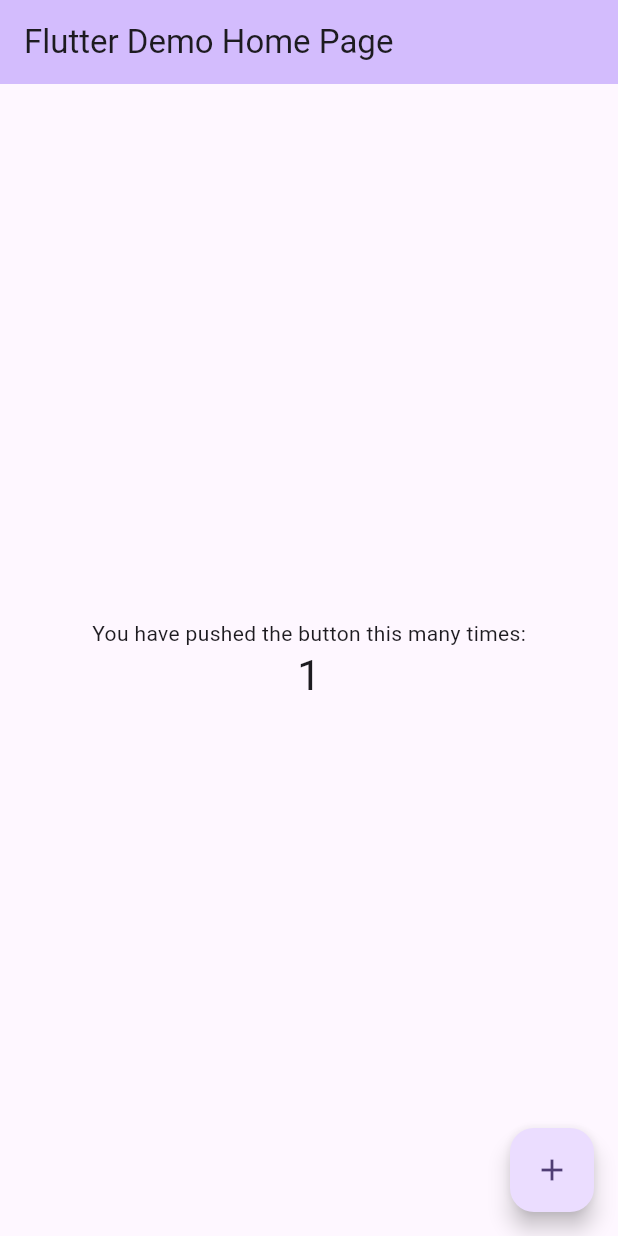
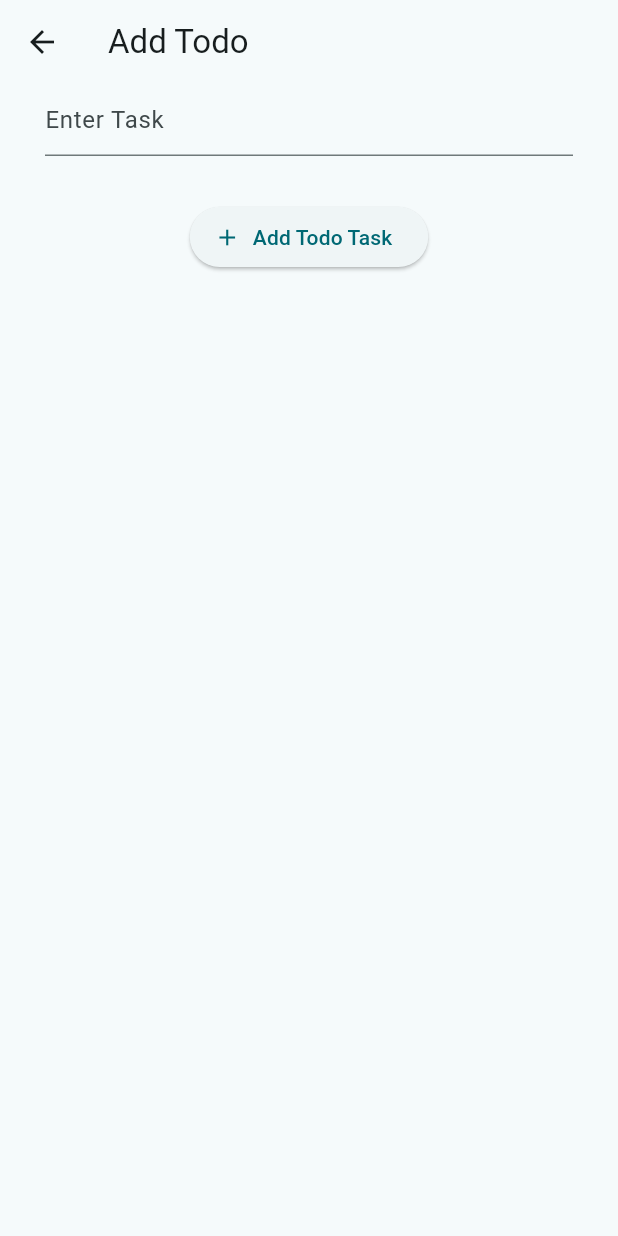
Before and after one commit to Ampaw24/BlocTodoProject, a Flutter app: the screen it shows after launch, after a tap on the "add" icon, on a phone screen of 412 x 824 dp. Run offline on Flutter 3.47's test engine with Material 3 defaults, Android fonts, the light colour scheme and no system bars; our stand-ins replace bloc, flutter_bloc.

Commit message:
project halfway done

```diff
--- /dev/null
+++ b/lib/addtodo.dart
@@ -0,0 +1,39 @@
+import 'package:bloctodoapp/cubit/todo_cubit_cubit.dart';
+import 'package:flutter/material.dart';
+import 'package:flutter_bloc/flutter_bloc.dart';
+
+class AddTodoList extends StatefulWidget {
+  const AddTodoList({super.key});
+
+  @override
+  State<AddTodoList> createState() => _AddTodoListState();
+}
+final taskController = TextEditingController();
+class _AddTodoListState extends State<AddTodoList> {
+  @override
+  Widget build(BuildContext context) {
+    return Scaffold(
+      appBar: AppBar(title: const Text("Add Todo"),),
+
+      body: Container(
+        child: Column(
+          children: [
+            Container(
+              padding: const EdgeInsets.symmetric(horizontal: 30),
+              child: TextFormField(
+                controller: taskController,
+                decoration: const InputDecoration(
+                  hintText: "Enter Task"
+                ),
+              ),
+            ),
+            const SizedBox(height: 30,),
+            ElevatedButton.icon(onPressed: (){
+              BlocProvider.of<TodoCubitCubit>(context).addTodo(taskController.text.trim());
+            }, icon: Icon(Icons.add), label: Text("Add Todo Task"))
+          ],
+        ),
+      ),
+    );
+  }
+}
--- /dev/null
+++ b/lib/bloc/todo_bloc_bloc.dart
@@ -0,0 +1,16 @@
+import 'package:bloc/bloc.dart';
+import 'package:bloctodoapp/module/todomodule.dart';
+import 'package:meta/meta.dart';
+
+part 'todo_bloc_event.dart';
+part 'todo_bloc_state.dart';
+
+class TodoBlocBloc extends Bloc<TodoBlocEvent, List<TodoTask>> {
+  TodoBlocBloc() : super([]) {
+
+    on<addTaskEvent>((event, emit) {
+
+
+    });
+  }
+}
--- /dev/null
+++ b/lib/bloc/todo_bloc_event.dart
@@ -0,0 +1,12 @@
+// ignore_for_file: public_member_api_docs, sort_constructors_first
+part of 'todo_bloc_bloc.dart';
+
+@immutable
+sealed class TodoBlocEvent {}
+class addTaskEvent extends TodoBlocEvent {
+  final String title;
+  addTaskEvent({
+    required this.title,
+  });
+
+}
--- /dev/null
+++ b/lib/bloc/todo_bloc_state.dart
@@ -0,0 +1,6 @@
+part of 'todo_bloc_bloc.dart';
+
+@immutable
+sealed class TodoBlocState {}
+
+final class TodoBlocInitial extends TodoBlocState {}
--- /dev/null
+++ b/lib/cubit/todo_cubit_cubit.dart
@@ -0,0 +1,14 @@
+import 'package:bloc/bloc.dart';
+import 'package:bloctodoapp/module/todomodule.dart';
+
+
+
+
+class TodoCubitCubit extends Cubit<List<TodoTask>> {
+  TodoCubitCubit() : super([]);
+  void addTodo(String title){
+    final todo = TodoTask(title, DateTime.now());
+    state.add(todo);
+    emit([...state]);
+  }
+}
--- a/lib/main.dart
+++ b/lib/main.dart
@@ -1,4 +1,8 @@
+import 'package:bloctodoapp/addtodo.dart';
+import 'package:bloctodoapp/cubit/todo_cubit_cubit.dart';
+import 'package:bloctodoapp/todolist.dart';
 import 'package:flutter/material.dart';
+import 'package:flutter_bloc/flutter_bloc.dart';
 
 void main() {
   runApp(const MyApp());
@@ -10,116 +14,19 @@
   // This widget is the root of your application.
   @override
   Widget build(BuildContext context) {
-    return MaterialApp(
-      title: 'Flutter Demo',
-      theme: ThemeData(
-        // This is the theme of your application.
-        //
-        // TRY THIS: Try running your application with "flutter run". You'll see
-        // the application has a purple toolbar. Then, without quitting the app,
-        // try changing the seedColor in the colorScheme below to Colors.green
-        // and then invoke "hot reload" (save your changes or press the "hot
-        // reload" button in a Flutter-supported IDE, or press "r" if you used
-        // the command line to start the app).
-        //
-        // Notice that the counter didn't reset back to zero; the application
-        // state is not lost during the reload. To reset the state, use hot
-        // restart instead.
-        //
-        // This works for code too, not just values: Most code changes can be
-        // tested with just a hot reload.
-        colorScheme: ColorScheme.fromSeed(seedColor: Colors.deepPurple),
-        useMaterial3: true,
+    return BlocProvider(
+      create: (context) => TodoCubitCubit(),
+      child: MaterialApp(
+        debugShowCheckedModeBanner: false,
+        theme: ThemeData(
+          colorScheme: ColorScheme.fromSeed(seedColor: Colors.white),
+          useMaterial3: true,
+        ),
+        routes: {
+          '/': (_) => const Todolist(),
+          '/add_todo': (_) => const AddTodoList()
+        },
       ),
-      home: const MyHomePage(title: 'Flutter Demo Home Page'),
     );
   }
 }
-
-class MyHomePage extends StatefulWidget {
-  const MyHomePage({super.key, required this.title});
-
-  // This widget is the home page of your application. It is stateful, meaning
-  // that it has a State object (defined below) that contains fields that affect
-  // how it looks.
-
-  // This class is the configuration for the state. It holds the values (in this
-  // case the title) provided by the parent (in this case the App widget) and
-  // used by the build method of the State. Fields in a Widget subclass are
-  // always marked "final".
-
-  final String title;
-
-  @override
-  State<MyHomePage> createState() => _MyHomePageState();
-}
-
-class _MyHomePageState extends State<MyHomePage> {
-  int _counter = 0;
-
-  void _incrementCounter() {
-    setState(() {
-      // This call to setState tells the Flutter framework that something has
-      // changed in this State, which causes it to rerun the build method below
-      // so that the display can reflect the updated values. If we changed
-      // _counter without calling setState(), then the build method would not be
-      // called again, and so nothing would appear to happen.
-      _counter++;
-    });
-  }
-
-  @override
-  Widget build(BuildContext context) {
-    // This method is rerun every time setState is called, for instance as done
-    // by the _incrementCounter method above.
-    //
-    // The Flutter framework has been optimized to make rerunning build methods
-    // fast, so that you can just rebuild anything that needs updating rather
-    // than having to individually change instances of widgets.
-    return Scaffold(
-      appBar: AppBar(
-        // TRY THIS: Try changing the color here to a specific color (to
-        // Colors.amber, perhaps?) and trigger a hot reload to see the AppBar
-        // change color while the other colors stay the same.
-        backgroundColor: Theme.of(context).colorScheme.inversePrimary,
-        // Here we take the value from the MyHomePage object that was created by
-        // the App.build method, and use it to set our appbar title.
-        title: Text(widget.title),
-      ),
-      body: Center(
-        // Center is a layout widget. It takes a single child and positions it
-        // in the middle of the parent.
-        child: Column(
-          // Column is also a layout widget. It takes a list of children and
-          // arranges them vertically. By default, it sizes itself to fit its
-          // children horizontally, and tries to be as tall as its parent.
-          //
-          // Column has various properties to control how it sizes itself and
-          // how it positions its children. Here we use mainAxisAlignment to
-          // center the children vertically; the main axis here is the vertical
-          // axis because Columns are vertical (the cross axis would be
-          // horizontal).
-          //
-          // TRY THIS: Invoke "debug painting" (choose the "Toggle Debug Paint"
-          // action in the IDE, or press "p" in the console), to see the
-          // wireframe for each widget.
-          mainAxisAlignment: MainAxisAlignment.center,
-          children: <Widget>[
-            const Text(
-              'You have pushed the button this many times:',
-            ),
-            Text(
-              '$_counter',
-              style: Theme.of(context).textTheme.headlineMedium,
-            ),
-          ],
-        ),
-      ),
-      floatingActionButton: FloatingActionButton(
-        onPressed: _incrementCounter,
-        tooltip: 'Increment',
-        child: const Icon(Icons.add),
-      ), // This trailing comma makes auto-formatting nicer for build methods.
-    );
-  }
-}
--- /dev/null
+++ b/lib/module/todomodule.dart
@@ -0,0 +1,8 @@
+class TodoTask {
+  final String task;
+  final DateTime createdAt;
+
+  TodoTask(this.task, this.createdAt);
+
+
+}
--- /dev/null
+++ b/lib/todolist.dart
@@ -0,0 +1,30 @@
+import 'package:bloctodoapp/cubit/todo_cubit_cubit.dart';
+import 'package:bloctodoapp/module/todomodule.dart';
+import 'package:flutter/material.dart';
+import 'package:flutter_bloc/flutter_bloc.dart';
+
+class Todolist extends StatelessWidget {
+  const Todolist({super.key});
+
+  @override
+  Widget build(BuildContext context) {
+    return Scaffold(
+      appBar: AppBar(title: const Text("Todo's"),),
+      floatingActionButton: FloatingActionButton(
+        tooltip: 'Add todo',
+        child: const Icon(Icons.add,color: Colors.white,),
+        onPressed: ()=>Navigator.pushNamed(context, '/add_todo')),
+      body:BlocBuilder<TodoCubitCubit,List<TodoTask>>(
+        builder: (context,state){
+          return ListView.builder(
+            itemCount: state.length,
+            itemBuilder: (context,index){
+            final todo = state[index];
+              return ListTile(
+                title: Text(todo.task),
+              );
+          });
+        }),
+    );
+  }
+}
--- a/pubspec.yaml
+++ b/pubspec.yaml
@@ -35,6 +35,7 @@ dependencies:
   # The following adds the Cupertino Icons font to your application.
   # Use with the CupertinoIcons class for iOS style icons.
   cupertino_icons: ^1.0.2
+  flutter_bloc: ^8.1.3
 
 dev_dependencies:
   flutter_test:
```
Also changed, not shown: pubspec.lock.
